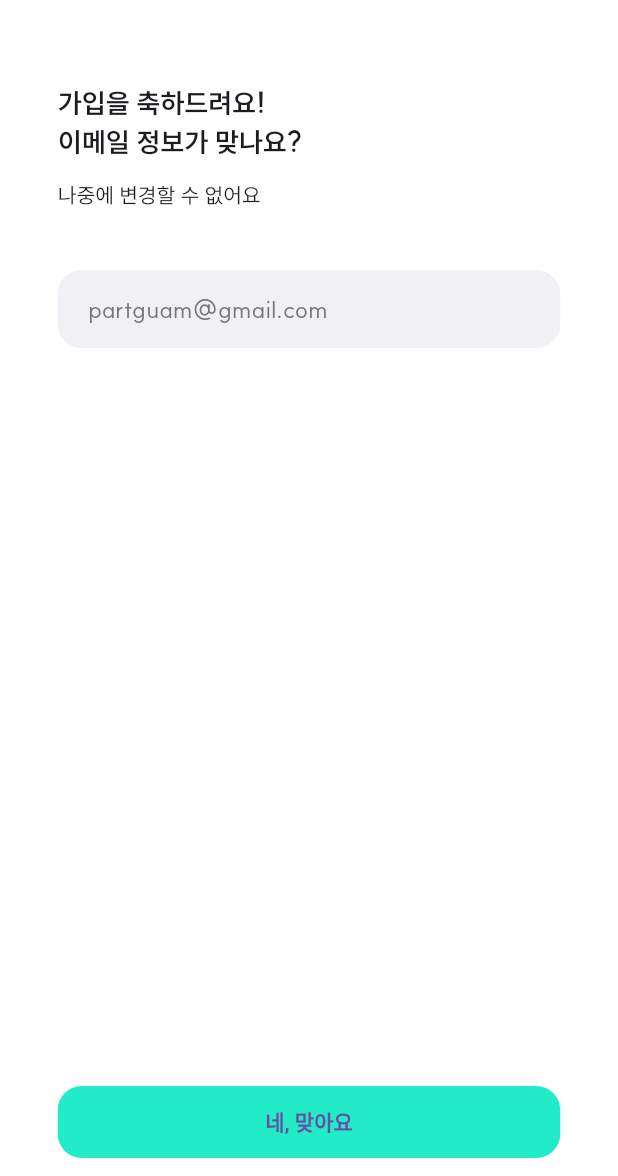
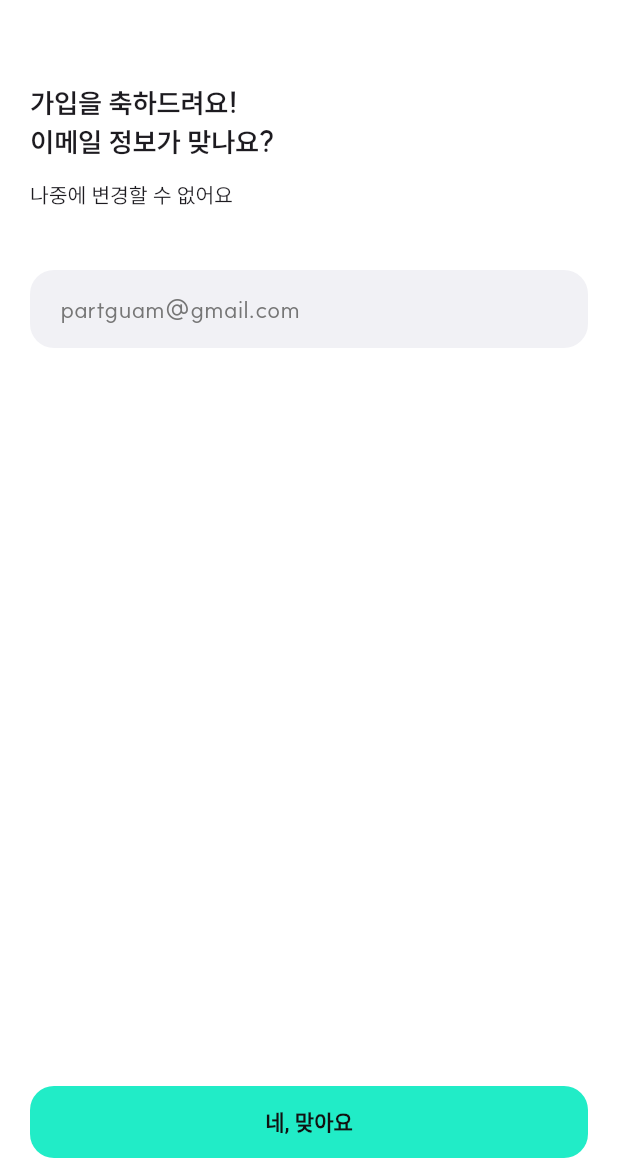
Before and after one commit to Hoodie-Project/partyguam-mobile, a Flutter app: the SignUp0111 screen opened by its route, on a phone screen of 412 x 824 dp, the part 60-1236 px from its top. Run offline on Flutter 3.47's test engine with Material 3 defaults, Android fonts, the phone set to English and light mode, and no system bars; project files that could hold a hidden picture were left out.

Commit message:
chore: modify SignUp0111 page
- the width of input box and nextButton

```diff
--- a/lib/app/screens/sign_up/sign_up_0111.dart
+++ b/lib/app/screens/sign_up/sign_up_0111.dart
@@ -15,7 +15,7 @@ class SignUp0111 extends StatelessWidget {
         pageCount: '1/4',
       ),
       body: Padding(
-        padding: EdgeInsets.only(top: 40),
+        padding: EdgeInsets.only(left: 20.0, top: 40.0, right: 20.0),
         child: Center(
           child: Column(
             crossAxisAlignment: CrossAxisAlignment.start,
--- a/lib/app/screens/sign_up/widgets/buttons.dart
+++ b/lib/app/screens/sign_up/widgets/buttons.dart
@@ -4,15 +4,15 @@ import 'package:partyguam/app/theme/colors.dart';
 /// buttonStyles
 final ButtonStyle filledLongStyle = ElevatedButton.styleFrom(
   backgroundColor: AppColors.primaryLightColors,
+  elevation: 0,
+  foregroundColor: AppColors.greyColors.shade700,
   fixedSize: const Size(335, 48),
-  elevation: 0,
   shape: const RoundedRectangleBorder(
     borderRadius: BorderRadius.all(
       Radius.circular(16),
     ),
   ),
-  textStyle: TextStyle(
-    color: AppColors.greyColors.shade700,
+  textStyle: const TextStyle(
     fontSize: 14.0,
     fontWeight: FontWeight.w700,
   ),
@@ -62,12 +62,15 @@ class MainHorizontalButton extends StatelessWidget {
   Widget build(BuildContext context) {
     return Padding(
       padding: const EdgeInsets.only(bottom: 12.0),
+      child: SizedBox(
+        width: double.infinity,
         child: ElevatedButton(
           onPressed: () {
             Navigator.pushNamed(context, routeName);
           },
           style: filledLongStyle,
           child: Text(content),
+        ),
       ),
     );
   }
--- a/lib/app/screens/sign_up/widgets/components.dart
+++ b/lib/app/screens/sign_up/widgets/components.dart
@@ -137,8 +137,9 @@ class EmailConfirmForm extends StatefulWidget {
 class _EmailConfirmFormState extends State<EmailConfirmForm> {
   @override
   Widget build(BuildContext context) {
-    return Container(
-      width: 335.0,
+    return SizedBox(
+      width: double.infinity,
+      child: Container(
         height: 52.0,
         padding: const EdgeInsets.only(left: 20.0, top: 15.0, bottom: 15.0),
         decoration: BoxDecoration(
@@ -153,6 +154,7 @@ class _EmailConfirmFormState extends State<EmailConfirmForm> {
             color: AppColors.greyColors.shade500,
             fontSize: 16.0,
             fontWeight: FontWeight.normal,
+          ),
         ),
       ),
     );
```
Lines whose indentation alone changed are shown as unchanged.
